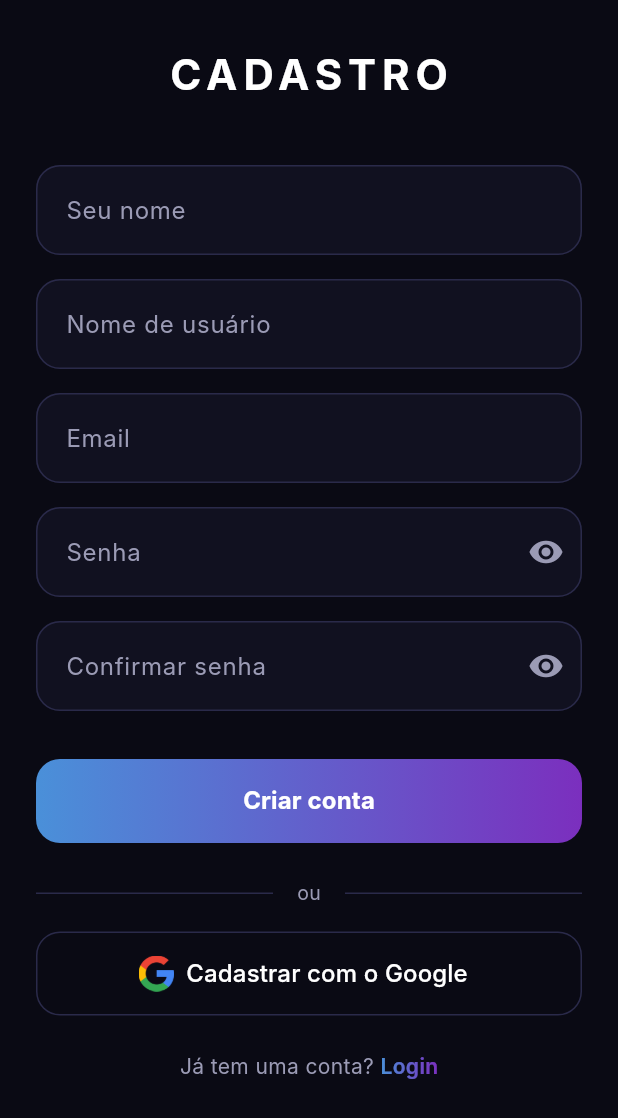
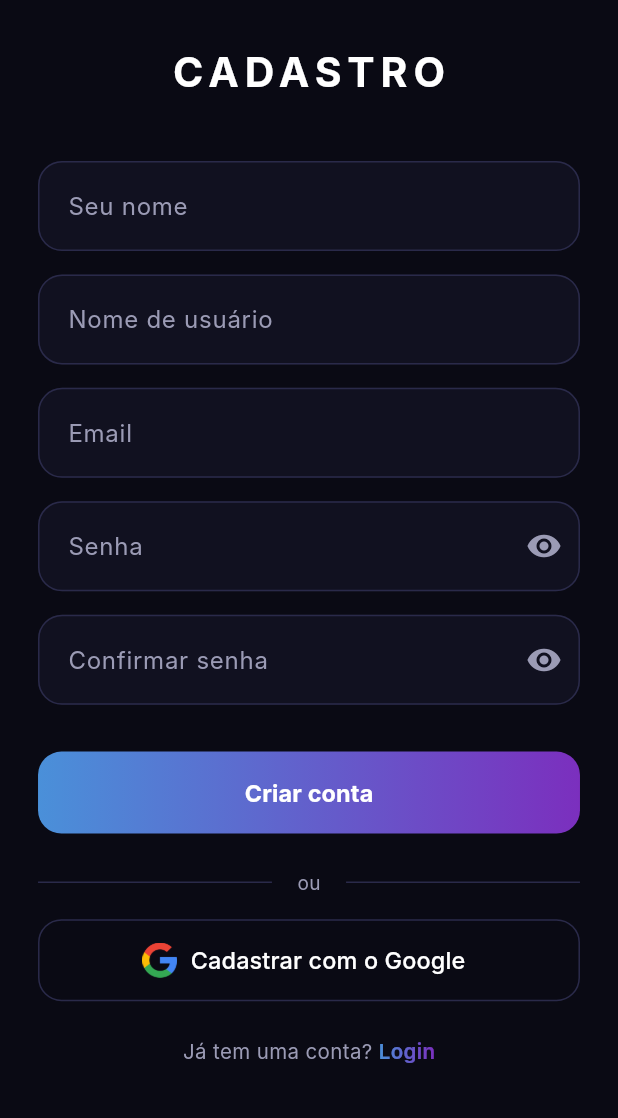
Before and after one commit to Fernando-CR19/kronos-app, a Flutter app: the screen it shows after launch, after a tap on "Criar conta", on a phone screen of 412 x 824 dp. Shown: the top 1118 px of the screen. Run offline on Flutter 3.47's test engine with Material 3 defaults, Android fonts, the phone set to English and light mode, and no system bars; our stand-ins replace dio, drift, flutter_dotenv, flutter_riverpod, flutter_screenutil, flutter_secure_storage; missing offline and left inert: flutter_web_auth_2; accounts and stored records are empty; generated files the repository leaves out were written again; Roboto replaces fonts that are missing (Inter).

Commit message:
feat: add responsiveness with flutter_screenutil

```diff
--- a/lib/features/auth/screens/login_screen.dart
+++ b/lib/features/auth/screens/login_screen.dart
@@ -1,6 +1,7 @@
 import 'package:dio/dio.dart';
 import 'package:flutter/material.dart';
 import 'package:flutter_riverpod/flutter_riverpod.dart';
+import 'package:flutter_screenutil/flutter_screenutil.dart';
 import 'package:kronos_app/features/auth/providers/auth_provider.dart';
 import 'package:kronos_app/features/auth/screens/forgot_password_screen.dart';
 
@@ -148,7 +149,7 @@ class _LoginScreenState extends ConsumerState<LoginScreen> {
       body: SafeArea(
         child: SingleChildScrollView(
           child: Padding(
-            padding: EdgeInsets.symmetric(horizontal: 24),
+            padding: EdgeInsets.symmetric(horizontal: 24.w),
             child: SizedBox(
               width: double.infinity,
               child: Form(
@@ -160,33 +161,33 @@ class _LoginScreenState extends ConsumerState<LoginScreen> {
                     Column(
                       crossAxisAlignment: CrossAxisAlignment.center,
                       children: [
-                        SizedBox(height: 30),
+                        SizedBox(height: 30.h),
                         Image.asset(
                           'assets/images/kronos_logo.png',
-                          width: 150,
-                          height: 150,
+                          width: 150.w,
+                          height: 150.h,
                         ),
-                        SizedBox(height: 10),
+                        SizedBox(height: 10.h),
                         Text(
                           'KRONOS',
                           style: TextStyle(
-                            fontSize: 28,
+                            fontSize: 28.sp,
                             fontWeight: FontWeight.bold,
                             letterSpacing: 4,
                           ),
                         ),
-                        SizedBox(height: 4),
+                        SizedBox(height: 4.h),
                         Text(
                           'Seu tempo, sua forma',
                           style: TextStyle(
-                            fontSize: 14,
+                            fontSize: 14.sp,
                             color: Color(0xFF9B9BB5),
                           ),
                         ),
                       ],
                     ),
 
-                    SizedBox(height: 40),
+                    SizedBox(height: 40.h),
                     TextFormField(
                       controller: _emailController,
                       keyboardType: TextInputType.emailAddress,
@@ -203,7 +204,7 @@ class _LoginScreenState extends ConsumerState<LoginScreen> {
                       },
                     ),
 
-                    SizedBox(height: 16),
+                    SizedBox(height: 16.h),
                     TextFormField(
                       controller: _passwordController,
                       obscureText: !_showPassword,
@@ -232,10 +233,10 @@ class _LoginScreenState extends ConsumerState<LoginScreen> {
                       },
                     ),
 
-                    SizedBox(height: 32),
+                    SizedBox(height: 32.h),
                     Container(
                       width: double.infinity,
-                      height: 56,
+                      height: 56.h,
                       decoration: BoxDecoration(
                         gradient: LinearGradient(
                           colors: [Color(0xFF4A90D9), Color(0xFF7B2FBE)],
@@ -254,7 +255,7 @@ class _LoginScreenState extends ConsumerState<LoginScreen> {
                         child: Text(
                           'Entrar',
                           style: TextStyle(
-                            fontSize: 16,
+                            fontSize: 16.sp,
                             fontWeight: FontWeight.bold,
                             color: Colors.white,
                           ),
@@ -277,7 +278,7 @@ class _LoginScreenState extends ConsumerState<LoginScreen> {
                           'Esqueci minha senha',
                           style: TextStyle(
                             color: Color(0xFF9B9BB5),
-                            fontSize: 13,
+                            fontSize: 13.sp,
                           ),
                         ),
                       ),
@@ -287,12 +288,12 @@ class _LoginScreenState extends ConsumerState<LoginScreen> {
                       children: [
                         Expanded(child: Divider(color: Color(0xFF2A2A4A))),
                         Padding(
-                          padding: EdgeInsets.symmetric(horizontal: 16),
+                          padding: EdgeInsets.symmetric(horizontal: 16.w),
                           child: Text(
                             'ou',
                             style: TextStyle(
                               color: Color(0xFF9B9BB5),
-                              fontSize: 13,
+                              fontSize: 13.sp,
                             ),
                           ),
                         ),
@@ -300,10 +301,10 @@ class _LoginScreenState extends ConsumerState<LoginScreen> {
                       ],
                     ),
 
-                    SizedBox(height: 16),
+                    SizedBox(height: 16.sp),
                     SizedBox(
                       width: double.infinity,
-                      height: 56,
+                      height: 56.h,
                       child: OutlinedButton.icon(
                         onPressed: _googleSignIn,
                         style: OutlinedButton.styleFrom(
@@ -314,21 +315,21 @@ class _LoginScreenState extends ConsumerState<LoginScreen> {
                         ),
                         icon: Image.asset(
                           'assets/images/google_logo.png',
-                          width: 24,
-                          height: 24,
+                          width: 24.w,
+                          height: 24.h,
                         ),
                         label: Text(
                           'Entrar com o Google',
                           style: TextStyle(
                             color: Colors.white,
-                            fontSize: 16,
+                            fontSize: 16.sp,
                             fontWeight: FontWeight.w500,
                           ),
                         ),
                       ),
                     ),
 
-                    SizedBox(height: 24),
+                    SizedBox(height: 24.h),
 
                     Row(
                       mainAxisAlignment: MainAxisAlignment.center,
@@ -337,7 +338,7 @@ class _LoginScreenState extends ConsumerState<LoginScreen> {
                           'Não tem uma conta? ',
                           style: TextStyle(
                             color: Color(0xFF9B9BB5),
-                            fontSize: 14,
+                            fontSize: 14.sp,
                           ),
                         ),
                         GestureDetector(
@@ -357,7 +358,7 @@ class _LoginScreenState extends ConsumerState<LoginScreen> {
                               'Criar conta',
                               style: TextStyle(
                                 color: Colors.white,
-                                fontSize: 14,
+                                fontSize: 14.sp,
                                 fontWeight: FontWeight.w600,
                               ),
                             ),
--- a/lib/features/auth/screens/register_screen.dart
+++ b/lib/features/auth/screens/register_screen.dart
@@ -1,6 +1,7 @@
 import 'package:dio/dio.dart';
 import 'package:flutter/material.dart';
 import 'package:flutter_riverpod/flutter_riverpod.dart';
+import 'package:flutter_screenutil/flutter_screenutil.dart';
 import 'package:kronos_app/features/auth/providers/auth_provider.dart';
 
 import 'package:kronos_app/features/auth/screens/login_screen.dart';
@@ -153,7 +154,7 @@ class _RegisterScreenState extends ConsumerState<RegisterScreen> {
       body: SafeArea(
         child: SingleChildScrollView(
           child: Padding(
-            padding: EdgeInsets.symmetric(horizontal: 24),
+            padding: EdgeInsets.symmetric(horizontal: 24.w),
             child: SizedBox(
               width: double.infinity,
               child: Form(
@@ -165,17 +166,17 @@ class _RegisterScreenState extends ConsumerState<RegisterScreen> {
                     Column(
                       crossAxisAlignment: CrossAxisAlignment.center,
                       children: [
-                        SizedBox(height: 30),
+                        SizedBox(height: 30.h),
                         Text(
                           'CADASTRO',
                           style: TextStyle(
-                            fontSize: 28,
+                            fontSize: 28.sp,
                             fontWeight: FontWeight.bold,
                             letterSpacing: 4,
                           ),
                         ),
 
-                        SizedBox(height: 40),
+                        SizedBox(height: 40.h),
                         TextFormField(
                           controller: _nameController,
                           keyboardType: TextInputType.name,
@@ -188,7 +189,7 @@ class _RegisterScreenState extends ConsumerState<RegisterScreen> {
                           },
                         ),
 
-                        SizedBox(height: 16),
+                        SizedBox(height: 16.h),
                         TextFormField(
                           controller: _usernameController,
                           keyboardType: TextInputType.name,
@@ -203,7 +204,7 @@ class _RegisterScreenState extends ConsumerState<RegisterScreen> {
                           },
                         ),
 
-                        SizedBox(height: 16),
+                        SizedBox(height: 16.h),
                         TextFormField(
                           controller: _emailController,
                           keyboardType: TextInputType.emailAddress,
@@ -219,7 +220,7 @@ class _RegisterScreenState extends ConsumerState<RegisterScreen> {
                           },
                         ),
 
-                        SizedBox(height: 16),
+                        SizedBox(height: 16.h),
                         TextFormField(
                           controller: _passwordController,
                           obscureText: !_showPassword,
@@ -248,7 +249,7 @@ class _RegisterScreenState extends ConsumerState<RegisterScreen> {
                           },
                         ),
 
-                        SizedBox(height: 16),
+                        SizedBox(height: 16.h),
                         TextFormField(
                           controller: _confirmPasswordController,
                           obscureText: !_showConfirmPassword,
@@ -275,15 +276,15 @@ class _RegisterScreenState extends ConsumerState<RegisterScreen> {
                           },
                         ),
 
-                        SizedBox(height: 32),
+                        SizedBox(height: 32.h),
                         Container(
                           width: double.infinity,
-                          height: 56,
+                          height: 56.h,
                           decoration: BoxDecoration(
                             gradient: LinearGradient(
                               colors: [Color(0xFF4A90D9), Color(0xFF7B2FBE)],
                             ),
-                            borderRadius: BorderRadius.circular(16),
+                            borderRadius: BorderRadius.circular(16.r),
                           ),
                           child: ElevatedButton(
                             onPressed: _register,
@@ -291,13 +292,13 @@ class _RegisterScreenState extends ConsumerState<RegisterScreen> {
                               backgroundColor: Colors.transparent,
                               shadowColor: Colors.transparent,
                               shape: RoundedRectangleBorder(
-                                borderRadius: BorderRadiusGeometry.circular(16),
+                                borderRadius: BorderRadiusGeometry.circular(16.r),
                               ),
                             ),
                             child: Text(
                               'Criar conta',
                               style: TextStyle(
-                                fontSize: 16,
+                                fontSize: 16.sp,
                                 fontWeight: FontWeight.bold,
                                 color: Colors.white,
                               ),
@@ -305,18 +306,18 @@ class _RegisterScreenState extends ConsumerState<RegisterScreen> {
                           ),
                         ),
 
-                        SizedBox(height: 24),
+                        SizedBox(height: 24.h),
 
                         Row(
                           children: [
                             Expanded(child: Divider(color: Color(0xFF2A2A4A))),
                             Padding(
-                              padding: EdgeInsets.symmetric(horizontal: 16),
+                              padding: EdgeInsets.symmetric(horizontal: 16.w),
                               child: Text(
                                 'ou',
                                 style: TextStyle(
                                   color: Color(0xFF9B9BB5),
-                                  fontSize: 13,
+                                  fontSize: 13.sp,
                                 ),
                               ),
                             ),
@@ -324,35 +325,35 @@ class _RegisterScreenState extends ConsumerState<RegisterScreen> {
                           ],
                         ),
 
-                        SizedBox(height: 16),
+                        SizedBox(height: 16.h),
                         SizedBox(
                           width: double.infinity,
-                          height: 56,
+                          height: 56.h,
                           child: OutlinedButton.icon(
                             onPressed: _googleSignIn,
                             style: OutlinedButton.styleFrom(
                               side: BorderSide(color: Color(0xFF2A2A4A)),
                               shape: RoundedRectangleBorder(
-                                borderRadius: BorderRadius.circular(16),
+                                borderRadius: BorderRadius.circular(16.r),
                               ),
                             ),
                             icon: Image.asset(
                               'assets/images/google_logo.png',
-                              width: 24,
-                              height: 24,
+                              width: 24.w,
+                              height: 24.h,
                             ),
                             label: Text(
                               'Cadastrar com o Google',
                               style: TextStyle(
                                 color: Colors.white,
-                                fontSize: 16,
+                                fontSize: 16.sp,
                                 fontWeight: FontWeight.w500,
                               ),
                             ),
                           ),
                         ),
 
-                        SizedBox(height: 24),
+                        SizedBox(height: 24.h),
 
                         Row(
                           mainAxisAlignment: MainAxisAlignment.center,
@@ -361,7 +362,7 @@ class _RegisterScreenState extends ConsumerState<RegisterScreen> {
                               'Já tem uma conta? ',
                               style: TextStyle(
                                 color: Color(0xFF9B9BB5),
-                                fontSize: 14,
+                                fontSize: 14.sp,
                               ),
                             ),
                             GestureDetector(
@@ -384,7 +385,7 @@ class _RegisterScreenState extends ConsumerState<RegisterScreen> {
                                   'Login',
                                   style: TextStyle(
                                     color: Colors.white,
-                                    fontSize: 14,
+                                    fontSize: 14.sp,
                                     fontWeight: FontWeight.w600,
                                   ),
                                 ),
@@ -392,7 +393,7 @@ class _RegisterScreenState extends ConsumerState<RegisterScreen> {
                             ),
                           ],
                         ),
-                        SizedBox(height: 32),
+                        SizedBox(height: 32.h),
                       ],
                     ),
                   ],
--- a/lib/features/home/screens/home_screen.dart
+++ b/lib/features/home/screens/home_screen.dart
@@ -1,5 +1,6 @@
 import 'package:flutter/material.dart';
 import 'package:flutter_riverpod/flutter_riverpod.dart';
+import 'package:flutter_screenutil/flutter_screenutil.dart';
 
 class HomeScreen extends ConsumerWidget {
   const HomeScreen({super.key});
@@ -12,7 +13,7 @@ class HomeScreen extends ConsumerWidget {
           child: Text(
             'Bem-vindo ao Kronos!',
             style: TextStyle(
-              fontSize: 24,
+              fontSize: 24.sp,
               fontWeight: FontWeight.bold,
             ),
           ),
--- a/lib/main.dart
+++ b/lib/main.dart
@@ -2,6 +2,7 @@ import 'package:flutter/material.dart';
 import 'package:flutter/services.dart';
 import 'package:flutter_riverpod/flutter_riverpod.dart';
 import 'package:flutter_dotenv/flutter_dotenv.dart';
+import 'package:flutter_screenutil/flutter_screenutil.dart';
 
 import 'core/theme/app_theme.dart';
 import 'package:kronos_app/features/auth/screens/login_screen.dart';
@@ -21,10 +22,17 @@ class MainApp extends StatelessWidget {
 
   @override
   Widget build(BuildContext context) {
-    return MaterialApp(
-      debugShowCheckedModeBanner: false,
-      theme: AppTheme.dark,
-      home: const Scaffold(body: Center(child: LoginScreen())),
+    return ScreenUtilInit(
+      designSize: const Size(390, 844),
+      minTextAdapt: true,
+      splitScreenMode: true,
+      builder: (context, child) {
+        return MaterialApp(
+          debugShowCheckedModeBanner: false,
+          theme: AppTheme.dark,
+          home: LoginScreen(),
+        );
+      },
     );
   }
 }
--- a/pubspec.yaml
+++ b/pubspec.yaml
@@ -19,6 +19,7 @@ dependencies:
   flutter_dotenv: ^6.0.0
   flutter_secure_storage: ^10.0.0
   flutter_web_auth_2: ^5.0.1
+  flutter_screenutil: ^5.9.3
 
 dev_dependencies:
   flutter_test:
```
Also changed, not shown: lib/features/auth/screens/forgot_password_screen.dart (+15 -14 lines), lib/features/auth/screens/reset_password_screen.dart (+13 -12 lines), lib/features/auth/screens/validate_otp_screen.dart (+12 -11 lines), pubspec.lock.
